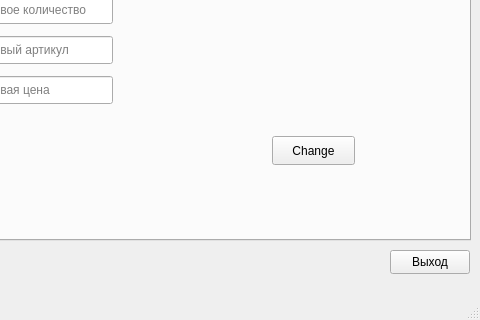
dOOmcLiF/WroomWroom, file supplierhomewindown.ui: the form before one commit; both pictures show x 320 to 800 and y 280 to 600 of the 800 by 600 pixel window.
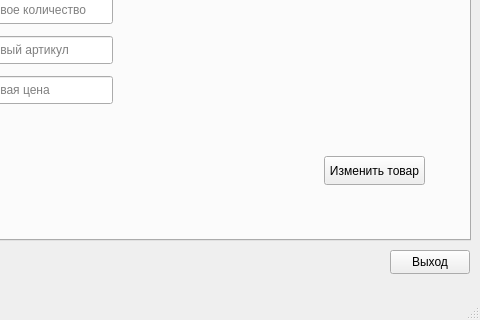
The form after the commit. The open tabs and pages were chosen to show the change.

Diff of the .ui file:
```diff
--- a/supplierhomewindown.ui
+++ b/supplierhomewindown.ui
@@ -218,14 +218,14 @@
      <widget class="QPushButton" name="changeButton">
       <property name="geometry">
        <rect>
-        <x>580</x>
-        <y>320</y>
-        <width>83</width>
+        <x>632</x>
+        <y>340</y>
+        <width>101</width>
         <height>29</height>
        </rect>
       </property>
       <property name="text">
-       <string>Change</string>
+       <string>Изменить товар</string>
       </property>
      </widget>
      <widget class="QLineEdit" name="newName">
```
Left out of the diff: 12 changed lines with no effect on the pictures.
